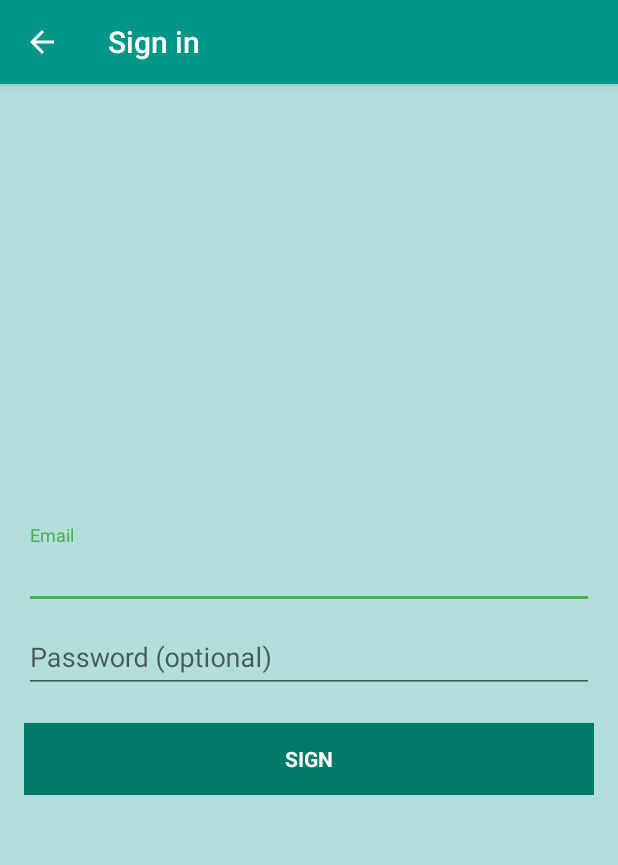
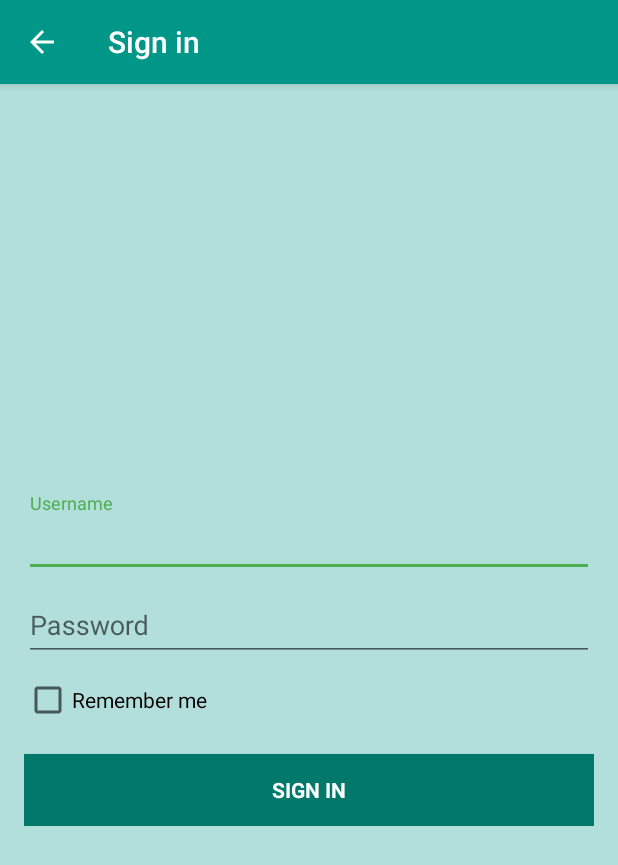
Before and after one commit to pdufunaab/App, an Android app: the LoginActivity screen opened directly, with no data from a screen before it, on a phone screen of 412 x 824 dp. Shown: the top 865 px of the screen. Run offline under Robolectric (Android 15) with nearby library versions, the phone set to English and light mode, and no system bars; 2 statements that could not run were skipped.

Commit message:
@adexot third commit with push on LoginActivity, activity_login and string.xml

```diff
--- a/app/src/main/java/com/oadex/app/ImageAdapter.java
+++ b/app/src/main/java/com/oadex/app/ImageAdapter.java
@@ -53,7 +53,7 @@ public class ImageAdapter extends BaseAdapter {
 
     private Integer[] mThumbIds = {
             R.drawable.user,R.drawable.location_pin,
-            R.drawable.newspaper,R.drawable.note,
+            R.drawable.newspaper,R.drawable.reading,
             R.drawable.users_group,R.drawable.calendar,
             R.drawable.book,R.drawable.chat,
             R.drawable.home_icon
--- a/app/src/main/res/layout/activity_login.xml
+++ b/app/src/main/res/layout/activity_login.xml
@@ -40,7 +40,7 @@
                     android:id="@+id/email"
                     android:layout_width="match_parent"
                     android:layout_height="wrap_content"
-                    android:hint="@string/prompt_email"
+                    android:hint="@string/prompt_user"
                     android:inputType="textEmailAddress"
                     android:maxLines="1"
                     android:singleLine="true" />
@@ -65,6 +65,13 @@
 
             </android.support.design.widget.TextInputLayout>
 
+            <CheckBox
+                android:layout_width="wrap_content"
+                android:layout_height="wrap_content"
+                android:text="Remember me"
+                android:layout_marginTop="10dp"
+                android:id="@+id/rememberMe" />
+
             <Button
                 android:id="@+id/email_sign_in_button"
                 style="?android:textAppearanceSmall"
--- a/app/src/main/res/values/strings.xml
+++ b/app/src/main/res/values/strings.xml
@@ -15,9 +15,9 @@
     <string name="title_activity_login">Sign in</string>
 
     <!-- Strings related to login -->
-    <string name="prompt_email">Email</string>
-    <string name="prompt_password">Password (optional)</string>
-    <string name="action_sign_in">Sign</string>
+    <string name="prompt_user">Username</string>
+    <string name="prompt_password">Password</string>
+    <string name="action_sign_in">Sign in</string>
     <string name="action_sign_in_short">Sign in</string>
     <string name="error_invalid_email">This email address is invalid</string>
     <string name="error_invalid_password">This password is too short</string>
```
Also changed, not shown: app/src/main/AndroidManifest.xml (+9 -1 lines), app/src/main/java/com/oadex/app/MainActivity.java (+12 -2 lines), app/src/main/res/menu/menu_navigation.xml (+18 -9 lines).
